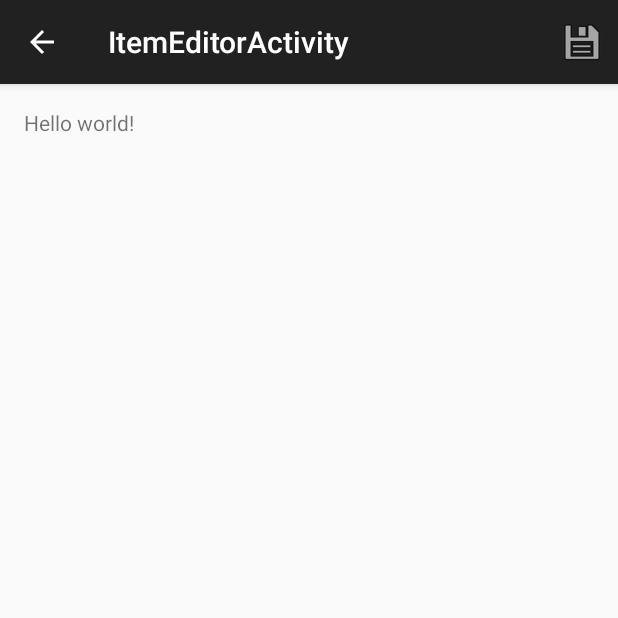
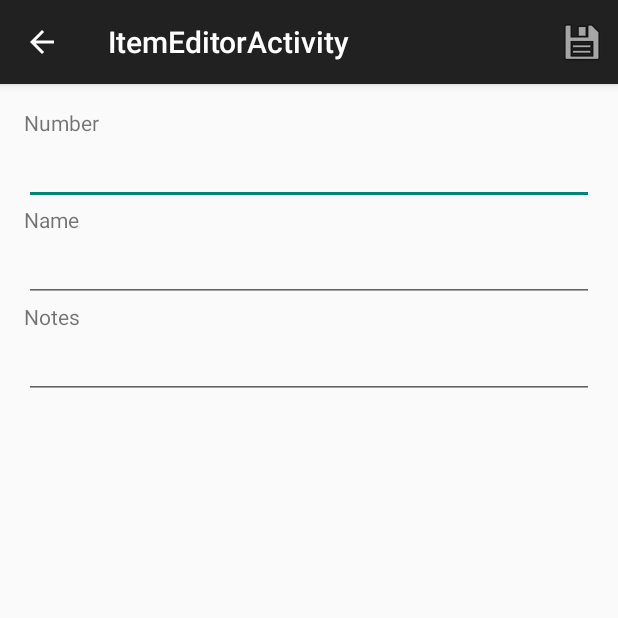
Before and after one commit to narsenico/ListViewTest1, an Android app: the screen it shows after launch (ItemEditorActivity), after a tap on "NEW", on a phone screen of 412 x 824 dp, the top half of it. Run offline under Robolectric (Android 15) with nearby library versions, the phone set to English and light mode, and no system bars.

Commit message:
ActionMode per la toolbar contestuale, usato <selector> per modificare lo stile degli elementi selezionati

```diff
--- a/app/src/main/java/it/amonshore/listviewtest1/ItemsAdapter.java
+++ b/app/src/main/java/it/amonshore/listviewtest1/ItemsAdapter.java
@@ -51,10 +51,12 @@ public class ItemsAdapter extends BaseAdapter {
         }
 
         ItemInfo item = (ItemInfo)getItem(position);
-        TextView txtName = (TextView)convertView.findViewById(R.id.txt_item_name);
+        TextView txtName = (TextView)convertView.findViewById(R.id.lbl_name);
         txtName.setText(item.getName());
-        TextView txtEditor = (TextView)convertView.findViewById(R.id.txt_item_editor);
-        txtEditor.setText(item.getEditor());
+        TextView txtNotes = (TextView)convertView.findViewById(R.id.txt_notes);
+        txtNotes.setText(item.getNotes());
+        TextView txtNumber = (TextView)convertView.findViewById(R.id.txt_number);
+        txtNumber.setText(Integer.toString(item.getNumber()));
         return convertView;
     }
 }
--- a/app/src/main/java/it/amonshore/listviewtest1/MainActivity.java
+++ b/app/src/main/java/it/amonshore/listviewtest1/MainActivity.java
@@ -4,9 +4,13 @@ import android.app.Activity;
 import android.content.Intent;
 import android.support.v7.app.ActionBarActivity;
 import android.os.Bundle;
+import android.util.Log;
+import android.view.ActionMode;
 import android.view.Menu;
+import android.view.MenuInflater;
 import android.view.MenuItem;
 import android.view.View;
+import android.widget.AbsListView;
 import android.widget.AdapterView;
 import android.widget.ListView;
 
@@ -18,8 +22,10 @@ import it.amonshore.listviewtest1.data.ItemInfo;
 
 public class MainActivity extends ActionBarActivity {
 
-    public final int ACTION_ITEM_ADD = 10001;
-    public final int ACTION_ITEM_EDIT = 10002;
+    private static final String TAG = "MainActivity";
+
+    public static final int ACTION_ITEM_ADD = 10001;
+    public static final int ACTION_ITEM_EDIT = 10002;
 
     private ItemsAdapter adapter;
     private ListView listView;
@@ -30,11 +36,49 @@ public class MainActivity extends ActionBarActivity {
         setContentView(R.layout.activity_main);
         listView = (ListView)findViewById(R.id.listView);
 
-        //eventi lista
-        listView.setOnItemClickListener(new AdapterView.OnItemClickListener() {
+//        //eventi lista
+//        listView.setOnItemClickListener(new AdapterView.OnItemClickListener() {
+//            @Override
+//            public void onItemClick(AdapterView<?> parent, View view, int position, long id) {
+//                view.setBackgroundColor(getResources().getColor(android.R.color.holo_green_light));
+//            }
+//        });
+
+        listView.setChoiceMode(ListView.CHOICE_MODE_MULTIPLE_MODAL);
+        listView.setMultiChoiceModeListener(new AbsListView.MultiChoiceModeListener() {
+
+            private int checkedCount = 0;
+
             @Override
-            public void onItemClick(AdapterView<?> parent, View view, int position, long id) {
-                view.setBackgroundColor(getResources().getColor(android.R.color.holo_green_light));
+            public void onItemCheckedStateChanged(ActionMode mode, int position, long id, boolean checked) {
+                Log.d(TAG, "sel " + position + " " + checked);
+                if (checked) { checkedCount++; } else { checkedCount--; }
+                //il titolo potrebbe non vedersi se titleOptionalHint è true
+                mode.setTitle(checkedCount + " items");
+            }
+
+            @Override
+            public boolean onCreateActionMode(ActionMode mode, Menu menu) {
+                //altrimenti è l'app che decide se far vedere o meno il titolo
+                mode.setTitleOptionalHint(false);
+                MenuInflater inflater = mode.getMenuInflater();
+                inflater.inflate(R.menu.menu_list_cab, menu);
+                return true;
+            }
+
+            @Override
+            public boolean onPrepareActionMode(ActionMode mode, Menu menu) {
+                return false;
+            }
+
+            @Override
+            public boolean onActionItemClicked(ActionMode mode, MenuItem item) {
+                return false;
+            }
+
+            @Override
+            public void onDestroyActionMode(ActionMode mode) {
+
             }
         });
 
@@ -47,8 +91,8 @@ public class MainActivity extends ActionBarActivity {
         ArrayList<ItemInfo> items = new ArrayList<>();
         //items.add(new ItemInfo("Naruto", "Planet Manga"));
         //items.add(new ItemInfo("One Piece", "Star Comics"));
-        for (int ii=0; ii<2; ii++) {
-            items.add(new ItemInfo("Item" + ii, "Editor" + ii));
+        for (int ii=1; ii<=2; ii++) {
+            items.add(new ItemInfo(ii, "Item" + ii, "Editor" + ii));
         }
         return items;
     }
@@ -94,8 +138,11 @@ public class MainActivity extends ActionBarActivity {
     @Override
     protected void onActivityResult(int requestCode, int resultCode, Intent data) {
         if (resultCode == Activity.RESULT_OK && requestCode == ACTION_ITEM_ADD) {
-            //data.get...
-            int pos = adapter.add(new ItemInfo("Item" + adapter.getCount(), "Editor" + adapter.getCount()));
+            int itemNumber = data.getIntExtra(ItemInfo.PAR_NUMBER, 0);
+            String itemName = data.getStringExtra(ItemInfo.PAR_NAME);
+            String itemNotes = data.getStringExtra(ItemInfo.PAR_NOTES);
+            ItemInfo itemInfo = new ItemInfo(itemNumber, itemName, itemNotes);
+            int pos = adapter.add(itemInfo);
             adapter.notifyDataSetChanged();
             listView.setSelection(pos);
         } else {
--- a/app/src/main/java/it/amonshore/listviewtest1/data/ItemInfo.java
+++ b/app/src/main/java/it/amonshore/listviewtest1/data/ItemInfo.java
@@ -4,13 +4,22 @@ package it.amonshore.listviewtest1.data;
  * Created by Narsenico on 12/03/2015.
  */
 public class ItemInfo {
+
+    public final static String PAR_NUMBER = "item_info_number";
+    public final static String PAR_NAME = "item_info_name";
+    public final static String PAR_NOTES = "item_info_notes";
+
+    private int number;
     private String name;
-    private String editor;
+    private String notes;
 
-    public ItemInfo(String name, String editor) {
+    public ItemInfo(int number, String name, String notes) {
+        this.number = number;
         this.name = name;
-        this.editor = editor;
+        this.notes = notes;
     }
+
+    public int getNumber() { return number; }
 
     public String getName() {
         return name;
@@ -20,11 +29,11 @@ public class ItemInfo {
         this.name = name;
     }
 
-    public String getEditor() {
-        return editor;
+    public String getNotes() {
+        return notes;
     }
 
-    public void setEditor(String editor) {
-        this.editor = editor;
+    public void setNotes(String notes) {
+        this.notes = notes;
     }
 }
--- a/app/src/main/res/layout/activity_item_editor.xml
+++ b/app/src/main/res/layout/activity_item_editor.xml
@@ -1,12 +1,51 @@
-<RelativeLayout xmlns:android="http://schemas.android.com/apk/res/android"
+<LinearLayout xmlns:android="http://schemas.android.com/apk/res/android"
     xmlns:tools="http://schemas.android.com/tools" android:layout_width="match_parent"
     android:layout_height="match_parent" android:paddingLeft="@dimen/activity_horizontal_margin"
     android:paddingRight="@dimen/activity_horizontal_margin"
     android:paddingTop="@dimen/activity_vertical_margin"
     android:paddingBottom="@dimen/activity_vertical_margin"
-    tools:context="it.amonshore.listviewtest1.ItemEditorActivity">
+    tools:context="it.amonshore.listviewtest1.ItemEditorActivity"
+    android:orientation="vertical">
 
-    <TextView android:text="@string/hello_world" android:layout_width="wrap_content"
-        android:layout_height="wrap_content" />
+    <TextView
+        android:layout_width="wrap_content"
+        android:layout_height="wrap_content"
+        android:text="@string/editor_number"
+        android:id="@+id/lbl_number"
+        android:labelFor="@+id/txt_number" />
 
-</RelativeLayout>
+    <EditText
+        android:layout_width="match_parent"
+        android:layout_height="wrap_content"
+        android:inputType="number"
+        android:ems="10"
+        android:id="@+id/txt_number" />
+
+    <TextView
+        android:layout_width="wrap_content"
+        android:layout_height="wrap_content"
+        android:text="@string/editor_name"
+        android:id="@+id/lbl_name"
+        android:labelFor="@+id/txt_name" />
+
+    <EditText
+        android:layout_width="match_parent"
+        android:layout_height="wrap_content"
+        android:id="@+id/txt_name"
+        android:inputType="textCapSentences" />
+
+    <TextView
+        android:layout_width="wrap_content"
+        android:layout_height="wrap_content"
+        android:text="@string/editor_notes"
+        android:id="@+id/lbl_notes"
+        android:labelFor="@+id/txt_notes" />
+
+    <EditText
+        android:layout_width="match_parent"
+        android:layout_height="wrap_content"
+        android:inputType="textMultiLine"
+        android:ems="10"
+        android:id="@+id/txt_notes" />
+
+</LinearLayout>
--- /dev/null
+++ b/app/src/main/res/menu/menu_list_cab.xml
@@ -0,0 +1,10 @@
+<?xml version="1.0" encoding="utf-8"?>
+<menu xmlns:android="http://schemas.android.com/apk/res/android"
+    xmlns:app="http://schemas.android.com/apk/res-auto">
+    <item android:id="@+id/action_save" android:title="@string/action_save"
+        android:icon="@android:drawable/ic_menu_save"
+        android:orderInCategory="10" app:showAsAction="ifRoom" />
+    <item android:id="@+id/action_remove" android:title="@string/action_remove"
+        android:icon="@android:drawable/ic_menu_delete"
+        android:orderInCategory="20" app:showAsAction="ifRoom" />
+</menu>
--- a/app/src/main/res/values/strings.xml
+++ b/app/src/main/res/values/strings.xml
@@ -11,9 +11,14 @@
     <string name="action_tabpage_edit">Edit</string>
     <string name="action_tabpage_delete">Delete</string>
     <string name="action_save">Save</string>
+    <string name="action_remove">Remove</string>
 
     <string name="title_section1">Section 1</string>
     <string name="title_section2">Section 2</string>
     <string name="title_section3">Section 3</string>
     <string name="title_activity_item_editor">ItemEditorActivity</string>
+
+    <string name="editor_name">Name</string>
+    <string name="editor_notes">Notes</string>
+    <string name="editor_number">Number</string>
 </resources>
--- a/app/src/main/res/values/styles.xml
+++ b/app/src/main/res/values/styles.xml
@@ -3,6 +3,8 @@
     <!-- Base application theme. -->
     <style name="AppTheme" parent="Theme.AppCompat.Light.DarkActionBar">
         <!-- Customize your theme here. -->
+        <item name="android:actionModeBackground">@android:color/background_dark</item>
+        <item name="actionModeBackground">@android:color/background_dark</item>
     </style>
 
 </resources>
```
Also changed, not shown: app/src/main/java/it/amonshore/listviewtest1/ItemEditorActivity.java (+18 -1 lines), app/src/main/res/drawable/listitem_bkg.xml (added, +11 -0 lines), app/src/main/res/layout/listactivity_row_article.xml (+37 -38 lines), app/src/main/res/drawable-mdpi/sound.png (added).
